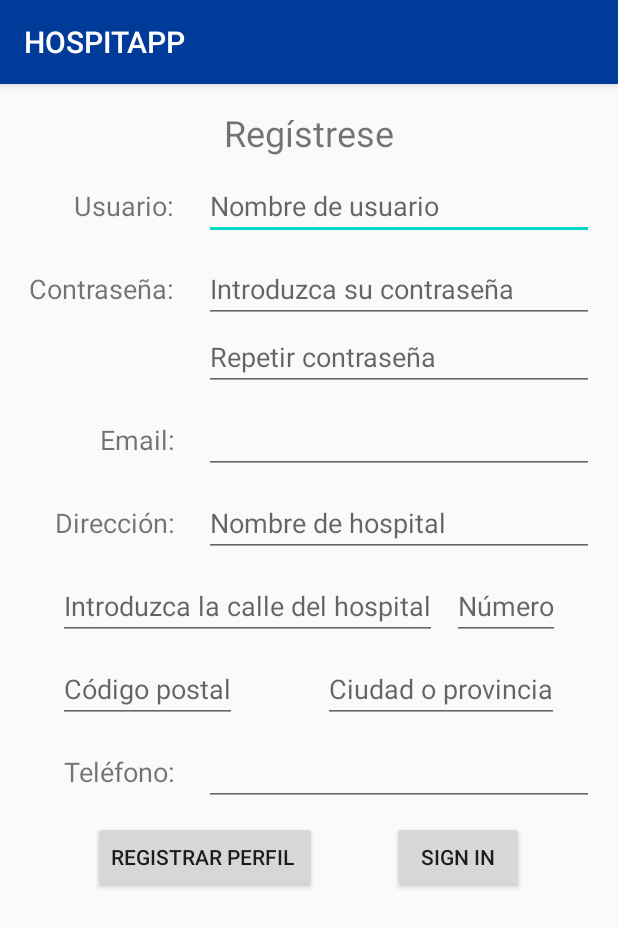
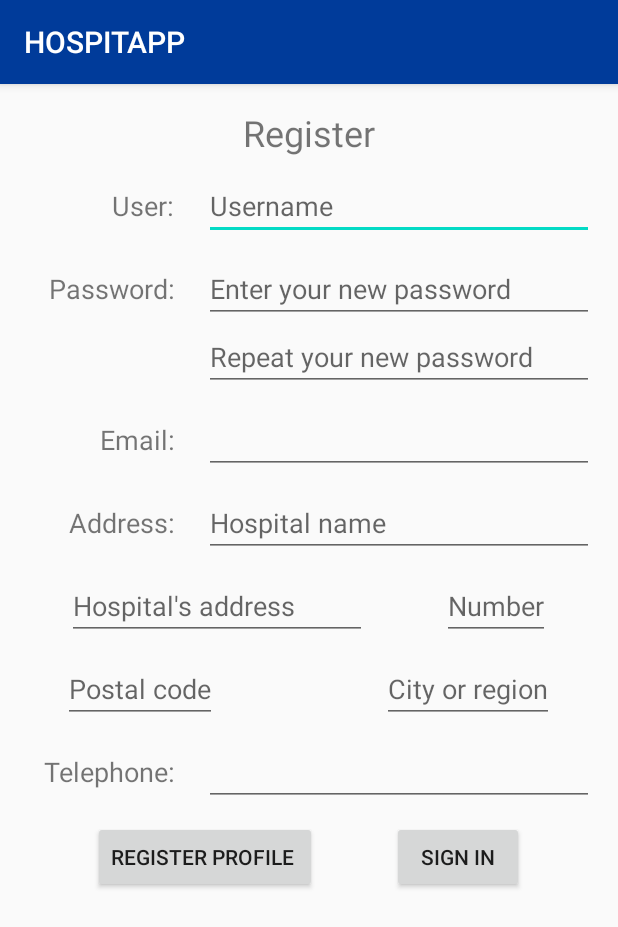
Before and after one commit to SergioMiguez/Kill-the-Creature-Hackathon, an Android app: the RegisterActivity screen opened directly, with no data from a screen before it, on a phone screen of 412 x 824 dp. Shown: the top 927 px of the screen. Run offline under Robolectric (Android 15) with nearby library versions, the phone set to English and light mode, and no system bars; our stand-ins replace Volley; network calls fail.

Commit message:
changes of translation to 4 xmls

```diff
--- a/Android-dev/HOSPITAPP/app/src/main/res/layout/activity_login.xml
+++ b/Android-dev/HOSPITAPP/app/src/main/res/layout/activity_login.xml
@@ -117,7 +117,7 @@
             android:id="@+id/registerButton"
             android:layout_width="wrap_content"
             android:layout_height="wrap_content"
-            android:text="registrarse"
+            android:text="Register"
             android:layout_marginStart="5dp"
 
             >
--- a/Android-dev/HOSPITAPP/app/src/main/res/layout/activity_proveedores.xml
+++ b/Android-dev/HOSPITAPP/app/src/main/res/layout/activity_proveedores.xml
@@ -27,7 +27,7 @@
             android:id="@+id/buscarButton"
             android:layout_width="wrap_content"
             android:layout_height="wrap_content"
-            android:text="Buscar ID"
+            android:text="Search ID"
             >
 
         </Button>
@@ -56,7 +56,7 @@
             android:id="@+id/enlazarButton"
             android:layout_width="wrap_content"
             android:layout_height="wrap_content"
-            android:text="Enlazar"
+            android:text="Link"
             >
 
         </Button>
--- a/Android-dev/HOSPITAPP/app/src/main/res/layout/activity_user_register.xml
+++ b/Android-dev/HOSPITAPP/app/src/main/res/layout/activity_user_register.xml
@@ -21,7 +21,7 @@
             android:id="@+id/welcome_text"
             android:layout_width="wrap_content"
             android:layout_height="wrap_content"
-            android:text="Regístrese"
+            android:text="Register"
             android:textSize="24sp"
             tools:layout_editor_absoluteX="16dp"
             tools:layout_editor_absoluteY="32dp"
@@ -43,7 +43,7 @@
             android:id="@+id/name_text"
             android:layout_width="wrap_content"
             android:layout_height="wrap_content"
-            android:text="Usuario:"
+            android:text="User:"
             android:textSize="18sp"
             >
 
@@ -53,7 +53,7 @@
             android:id="@+id/nameRegistered"
             android:layout_width="260dp"
             android:layout_height="wrap_content"
-            android:hint="Nombre de usuario"
+            android:hint="Username"
             android:layout_marginLeft="20dp"
             >
 
@@ -74,7 +74,7 @@
             android:layout_width="wrap_content"
             android:layout_height="wrap_content"
             android:layout_marginRight="19dp"
-            android:text="Contraseña:"
+            android:text="Password:"
             android:textSize="18sp"
             >
 
@@ -84,7 +84,7 @@
             android:id="@+id/passwordRegistered"
             android:layout_width="260dp"
             android:layout_height="wrap_content"
-            android:hint="Introduzca su contraseña"
+            android:hint="Enter your new password"
             android:inputType="textPassword"
             >
 
@@ -104,7 +104,7 @@
             android:id="@+id/checkPasswordRegistered"
             android:layout_width="260dp"
             android:layout_height="wrap_content"
-            android:hint="Repetir contraseña"
+            android:hint="Repeat your new password"
             android:inputType="textPassword"
             >
 
@@ -154,7 +154,7 @@
             android:id="@+id/direction_text"
             android:layout_width="wrap_content"
             android:layout_height="wrap_content"
-            android:text="Dirección:"
+            android:text="Address:"
             android:layout_marginRight="19dp"
             android:textSize="18sp">
 
@@ -164,7 +164,7 @@
             android:id="@+id/nameHospitalRegistered"
             android:layout_width="260dp"
             android:layout_height="wrap_content"
-            android:hint="Nombre de hospital"
+            android:hint="Hospital name"
             >
 
         </EditText>
@@ -175,17 +175,15 @@
         android:id="@+id/num_address_layout"
         android:layout_width="match_parent"
         android:layout_height="wrap_content"
-        android:gravity="center_horizontal"
         android:layout_marginTop="10dp"
-        >
+        android:gravity="center_horizontal">
 
         <EditText
             android:id="@+id/nameStreetRegistered"
-            android:layout_width="wrap_content"
+            android:layout_width="200dp"
             android:layout_height="wrap_content"
-            android:layout_marginRight="10dp"
-            android:hint="Introduzca la calle del hospital"
-            >
+            android:layout_marginRight="50dp"
+            android:hint="Hospital's address">
 
         </EditText>
 
@@ -193,9 +191,8 @@
             android:id="@+id/numberStreetRegistered"
             android:layout_width="wrap_content"
             android:layout_height="wrap_content"
-            android:hint="Número"
-            android:inputType="number"
-            >
+            android:hint="Number"
+            android:inputType="number">
 
         </EditText>
 
@@ -213,8 +210,8 @@
             android:id="@+id/CPRegistered"
             android:layout_width="wrap_content"
             android:layout_height="wrap_content"
-            android:hint="Código postal"
-            android:layout_marginRight="57dp"
+            android:hint="Postal code"
+            android:layout_marginRight="110dp"
             android:inputType="number"
             >
 
@@ -224,7 +221,7 @@
             android:id="@+id/cityRegistered"
             android:layout_width="wrap_content"
             android:layout_height="wrap_content"
-            android:hint="Ciudad o provincia"
+            android:hint="City or region"
             >
 
         </EditText>
@@ -245,7 +242,7 @@
             android:id="@+id/telephone_text"
             android:layout_width="wrap_content"
             android:layout_height="wrap_content"
-            android:text="Teléfono:"
+            android:text="Telephone:"
             android:layout_marginRight="19dp"
             android:textSize="18sp"
             >
@@ -276,7 +273,7 @@
             android:layout_width="wrap_content"
             android:layout_height="wrap_content"
 
-            android:text="Registrar Perfil "
+            android:text="Register profile "
             app:layout_constraintBottom_toBottomOf="parent"
             app:layout_constraintEnd_toEndOf="parent"
             app:layout_constraintHorizontal_bias="0.498"
```
Also changed, not shown: Android-dev/HOSPITAPP/app/src/main/res/layout/activity_info_usuario.xml (+14 -14 lines).
